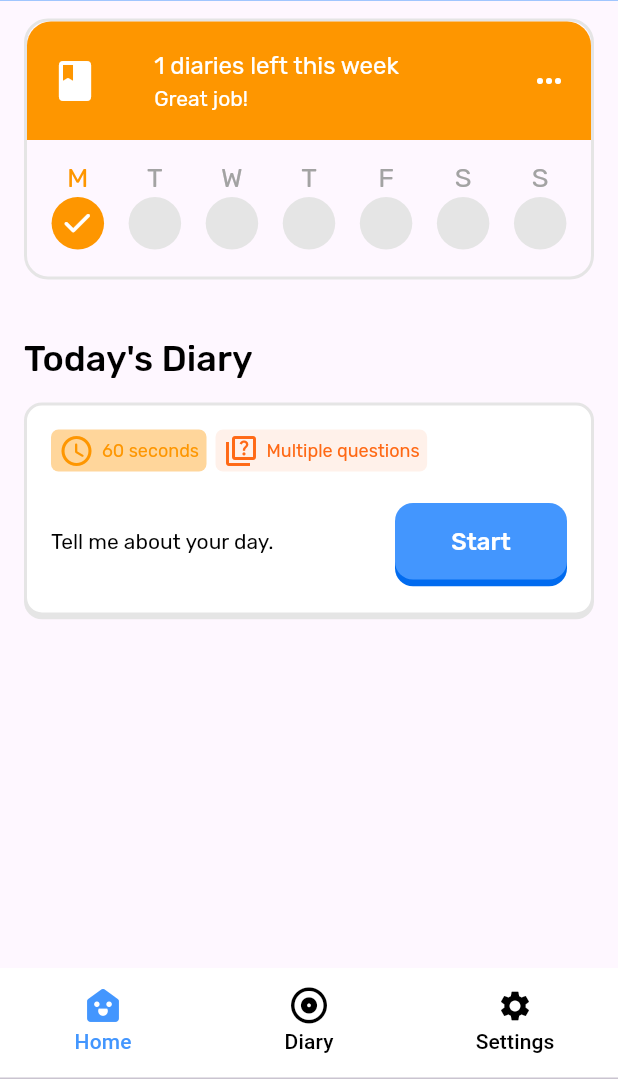
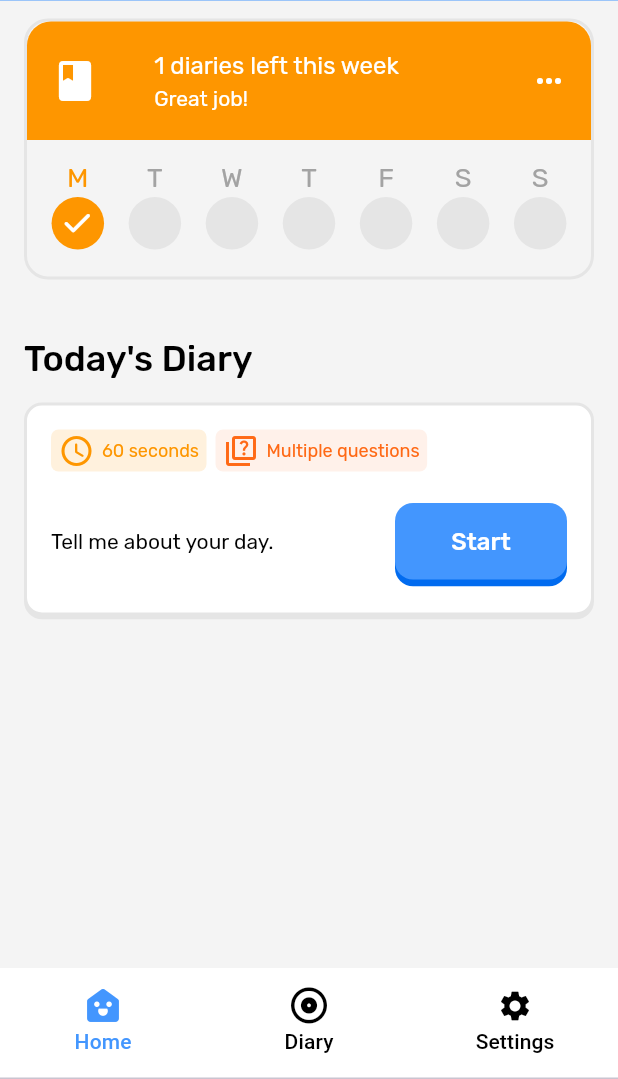
Before and after one commit to AppHatchery/Fabla-Front-end, a Flutter app: the screen it shows after launch, on a phone screen of 412 x 824 dp, the part 157-1236 px from its top. Run offline on Flutter 3.47's test engine with Material 2 defaults, Android fonts, the phone set to English and light mode, and no system bars; our stand-ins replace audioplayers, bloc, equatable, flutter_bloc, flutter_screenutil, objectbox and 3 more; missing offline and left inert: audio_waveforms; generated files the repository leaves out were written again.

Commit message:
Bug fix
Fixing bugs from #12

### issues:

2, 4, 6, 7, 8, 10, 11, and 13

```diff
--- a/lib/screens/home/presentation/pages/homepage.dart
+++ b/lib/screens/home/presentation/pages/homepage.dart
@@ -31,6 +31,7 @@ class _HomePageState extends State<HomePage> {
   Widget build(BuildContext context) {
     final width = MediaQuery.of(context).size.width;
     return Scaffold(
+      backgroundColor: CustomColors.fillNormal,
         appBar: AppBar(
           toolbarHeight: 105.h,
           backgroundColor: CustomColors.productNormal,
--- a/lib/theme/components/cards.dart
+++ b/lib/theme/components/cards.dart
@@ -25,7 +25,9 @@ class DiaryCard extends StatelessWidget {
   Widget build(BuildContext context) {
     return Container(
       decoration: BoxDecoration(
-        color: CustomColors.fillWhite,
+        color: diary?.status == DiaryStatus.submitted
+            ? CustomColors.fillNormal
+            : CustomColors.fillWhite,
         borderRadius: BorderRadius.circular(12),
         border: Border.all(
           color: CustomColors.productBorderNormal,
@@ -78,6 +80,16 @@ class DiaryCard extends StatelessWidget {
                       DiaryStatus.ongoing => "Continue",
                       DiaryStatus.submitted => "View",
                     },
+                    color: diary?.status == DiaryStatus.submitted
+                        ? CustomColors.fillNormal
+                        : CustomColors.productNormal,
+                    border: diary?.status == DiaryStatus.submitted
+                        ? Border.all(
+                            color: CustomColors.productNormal, width: 2)
+                        : const Border(),
+                    textColor: diary?.status == DiaryStatus.submitted
+                        ? CustomColors.productNormal
+                        : CustomColors.textWhite,
                   ),
                 ),
               ],
@@ -217,7 +229,11 @@ class _AudioDiaryCardState extends State<AudioDiaryCard> {
                     visible: isExpanded,
                     child: Column(
                       children: [
-                        transcript(),
+                        // transcript(),
+                        /// Remove sized if transcript is available
+                        const SizedBox(
+                          height: 10,
+                        ),
                         slider(width),
                       ],
                     )),
@@ -610,6 +626,7 @@ class CalendaerCard extends StatelessWidget {
     return Container(
       width: width,
       decoration: BoxDecoration(
+          color: CustomColors.fillNormal,
           border: Border.all(
             color: CustomColors.productBorderNormal,
             width: 2,
--- a/lib/theme/custom_colors.dart
+++ b/lib/theme/custom_colors.dart
@@ -45,7 +45,7 @@ class CustomColors {
 
   //Other Colors
   //Yellow
-  static const Color yellowLight = Color(0xFFFFD69B);
+  static const Color yellowLight = Color(0xFFFFF1DD);
   static const Color yellowDark = Color(0xFFFE9600);
 
   //Orange
--- a/lib/theme/dialogs/bottom_modals.dart
+++ b/lib/theme/dialogs/bottom_modals.dart
@@ -11,7 +11,7 @@ import '../../core/utils/formatter.dart';
 import '../components/buttons.dart';
 import '../custom_icons.dart';
 import '../custom_typography.dart';
-import '../resources/strings.dart';
+import 'pop_ups.dart';
 
 final tabs = [
   Tab(
@@ -33,28 +33,28 @@ final tabs = [
       ),
     ),
   ),
-  Tab(
-    child: SizedBox(
-      child: Padding(
-        padding: const EdgeInsets.symmetric(horizontal: 10),
-        child: Row(
-          children: [
-            const Icon(
-              Icons.sort,
-              size: 24,
-            ),
-            const SizedBox(
-              width: 5,
-            ),
-            Text(
-              "Transcript",
-              style: CustomTypography().bodyMedium(),
-            )
-          ],
-        ),
-      ),
-    ),
-  ),
+  // Tab(
+  //   child: SizedBox(
+  //     child: Padding(
+  //       padding: const EdgeInsets.symmetric(horizontal: 10),
+  //       child: Row(
+  //         children: [
+  //           const Icon(
+  //             Icons.sort,
+  //             size: 24,
+  //           ),
+  //           const SizedBox(
+  //             width: 5,
+  //           ),
+  //           Text(
+  //             "Transcript",
+  //             style: CustomTypography().bodyMedium(),
+  //           )
+  //         ],
+  //       ),
+  //     ),
+  //   ),
+  // ),
 ];
 
 /// Bottom Modal for when the user needs to record.
@@ -107,7 +107,7 @@ class _BottomRecordingModalState extends State<BottomRecordingModal>
             left: 0,
             right: 0,
             child: Container(
-              padding: const EdgeInsets.only(top: 30),
+              padding: const EdgeInsets.only(top: 30, bottom: 24),
               height: contentHeight - 100,
               decoration: const BoxDecoration(
                   color: Colors.white,
@@ -258,25 +258,29 @@ class _BottomRecordingModalState extends State<BottomRecordingModal>
                 waveThickness: 1.5),
           );
         }),
-        Padding(
-          padding: const EdgeInsets.symmetric(horizontal: 15),
-          child: SingleChildScrollView(
-              child: Text(
-            Strings.lorem,
-            style: CustomTypography().bodyMedium(),
-          )),
-        ),
+
+        /// Transcript
+        // Padding(
+        //   padding: const EdgeInsets.symmetric(horizontal: 15),
+        //   child: SingleChildScrollView(
+        //       child: Text(
+        //     Strings.lorem,
+        //     style: CustomTypography().bodyMedium(),
+        //   )),
+        // ),
       ],
     ));
   }
 
   Widget recordingControls() {
-    return Row(
+    return Padding(
+      padding: const EdgeInsets.symmetric(horizontal: 0.0),
+      child: Row(
         mainAxisAlignment: MainAxisAlignment.spaceBetween,
         children: [
           //Redo
           TextButton(
-            onPressed: () => redo(),
+              onPressed: () async => {await recorderController.pause(), redo()},
               child: Padding(
                 padding:
                     const EdgeInsets.symmetric(horizontal: 31.0, vertical: 9.5),
@@ -370,6 +374,7 @@ class _BottomRecordingModalState extends State<BottomRecordingModal>
                         .button(color: CustomColors.textSecondaryContent)),
               )),
         ],
+      ),
     );
   }
 
@@ -396,10 +401,15 @@ class _BottomRecordingModalState extends State<BottomRecordingModal>
   }
 
   Future<void> redo() async {
+    showDialog(context: context, builder: (context) => const RedoPopUp())
+        .then((value) async {
+      if (value) {
         await recorderController.stop();
 
-    Future.delayed(const Duration(milliseconds: 500), () {
+        Future.delayed(const Duration(milliseconds: 150), () {
           record();
+        });
+      }
     });
   }
 
```
Also changed, not shown: lib/screens/diary/presentation/pages/diarysummary.dart (+17 -4 lines), lib/screens/diary/presentation/pages/new_diary.dart (+18 -5 lines), lib/theme/dialogs/pop_ups.dart (+15 -5 lines). Lines whose indentation alone changed are shown as unchanged.
